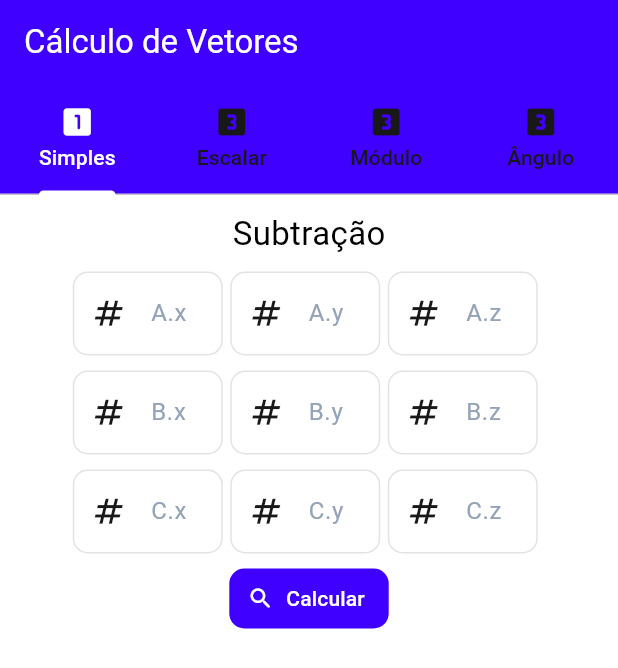
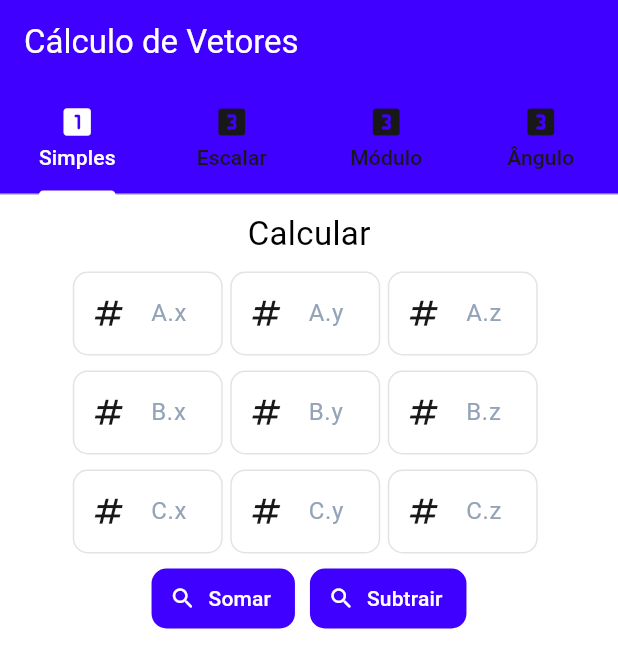
Before and after one commit to MuriloVantini/fl_calculo_vetores, a Flutter app: the screen it shows after launch, on a phone screen of 412 x 824 dp. Shown: the top 668 px of the screen. Run offline on Flutter 3.47's test engine with Material 3 defaults, Android fonts, the phone set to English and light mode, and no system bars.

```diff
--- a/lib/Screens/views.dart
+++ b/lib/Screens/views.dart
@@ -1,7 +1,6 @@
 // ignore_for_file: unused_local_variable, non_constant_identifier_names
 import 'package:calculo_vetores/my_colors.dart';
 import 'package:flutter/material.dart';
-
 
 class Tab2 extends StatefulWidget {
   const Tab2({super.key});
@@ -25,6 +24,7 @@ class _Tab2State extends State<Tab2> {
   final vetA = <double>[];
   final vetB = <double>[];
   final vetC = <double>[];
+  String sinal = "";
 
   void subtracao() {
     vetA.addAll([
@@ -64,6 +64,42 @@ class _Tab2State extends State<Tab2> {
     });
   }
 
+  void soma() {
+    vetA.addAll([
+      double.parse(AXController.text),
+      double.parse(AYController.text),
+      double.parse(AZController.text)
+    ]);
+    vetB.addAll([
+      double.parse(BXController.text),
+      double.parse(BYController.text),
+      double.parse(BZController.text)
+    ]);
+    vetC.addAll([
+      double.parse(CXController.text),
+      double.parse(CYController.text),
+      double.parse(CZController.text)
+    ]);
+    print(vetA.toString());
+    print(vetB.toString());
+    print(vetC.toString());
+
+    for (int i = 0; i < 3; i++) {
+      result.add([
+        vetA[i] + vetB[i],
+        vetB[i] + vetA[i],
+        vetB[i] + vetC[i],
+        vetC[i] + vetB[i],
+        vetC[i] + vetA[i],
+        vetA[i] + vetC[i]
+      ]);
+    }
+
+    setState(() {
+      result;
+    });
+  }
+
   @override
   void initState() {
     super.initState();
@@ -86,7 +122,7 @@ class _Tab2State extends State<Tab2> {
                 child: Column(
                   mainAxisAlignment: MainAxisAlignment.spaceBetween,
                   children: [
-                    _titulo("Subtração", Colors.black),
+                    _titulo("Calcular", Colors.black),
                     const SizedBox(height: 10),
                     Wrap(
                       runSpacing: 10,
@@ -179,8 +215,8 @@ class _Tab2State extends State<Tab2> {
                                     element.clear();
                                   });
                                   result.clear();
-                                  subtracao();
-
+                                  soma();
+                                  sinal = "+";
                                 }
                               },
                               icon: const Icon(
@@ -188,51 +224,82 @@ class _Tab2State extends State<Tab2> {
                                 color: MyColors.white,
                               ),
                               label: const Text(
-                                'Calcular',
+                                'Somar',
+                                style: TextStyle(color: MyColors.white),
+                              )),
+                        ),
+                        const SizedBox(width: 10),
+                        Container(
+                          height: 40,
+                          decoration: const BoxDecoration(
+                              color: MyColors.primary,
+                              borderRadius:
+                                  BorderRadius.all(Radius.circular(10))),
+                          child: TextButton.icon(
+                              onPressed: () {
+                                if (formKey.currentState!.validate()) {
+                                  vetA.clear();
+                                  vetB.clear();
+                                  vetC.clear();
+                                  result.map((element) {
+                                    element.clear();
+                                  });
+                                  result.clear();
+                                  subtracao();
+                                  sinal = "-";
+                                }
+                              },
+                              icon: const Icon(
+                                Icons.search_rounded,
+                                color: MyColors.white,
+                              ),
+                              label: const Text(
+                                'Subtrair',
                                 style: TextStyle(color: MyColors.white),
                               )),
                         ),
                       ],
                     ),
+                    const SizedBox(height: 10),
                     result.isNotEmpty
                         ? Wrap(runSpacing: 10, spacing: 5, children: [
-                            Text("Vetor A.x - Vetor B.x = ${result[0][0]}",
+                            Text("Vetor A.x $sinal Vetor B.x = ${result[0][0]}",
                                 style: style),
-                            Text("Vetor B.x - Vetor A.x = ${result[0][1]}",
+                            Text("Vetor B.x $sinal Vetor A.x = ${result[0][1]}",
                                 style: style),
-                            Text("Vetor B.x - Vetor C.x = ${result[0][2]}",
+                            Text("Vetor B.x $sinal Vetor C.x = ${result[0][2]}",
                                 style: style),
-                            Text("Vetor C.x - Vetor B.x = ${result[0][3]}",
+                            Text("Vetor C.x $sinal Vetor B.x = ${result[0][3]}",
                                 style: style),
-                            Text("Vetor C.x - Vetor A.x = ${result[0][4]}",
+                            Text("Vetor C.x $sinal Vetor A.x = ${result[0][4]}",
                                 style: style),
-                            Text("Vetor A.x - Vetor C.x = ${result[0][5]}",
+                            Text("Vetor A.x $sinal Vetor C.x = ${result[0][5]}",
                                 style: style),
                             const SizedBox(height: 10),
-                            Text("Vetor A.y - Vetor B.y = ${result[1][0]}",
+                            Text("Vetor A.y $sinal Vetor B.y = ${result[1][0]}",
                                 style: style),
-                            Text("Vetor B.y - Vetor A.y = ${result[1][1]}",
+                            Text("Vetor B.y $sinal Vetor A.y = ${result[1][1]}",
                                 style: style),
-                            Text("Vetor B.y - Vetor C.y = ${result[1][2]}",
+                            Text("Vetor B.y $sinal Vetor C.y = ${result[1][2]}",
                                 style: style),
-                            Text("Vetor C.y - Vetor B.y = ${result[1][3]}",
+                            Text("Vetor C.y $sinal Vetor B.y = ${result[1][3]}",
                                 style: style),
-                            Text("Vetor C.y - Vetor A.y = ${result[1][4]}",
+                            Text("Vetor C.y $sinal Vetor A.y = ${result[1][4]}",
                                 style: style),
-                            Text("Vetor A.y - Vetor C.y = ${result[1][5]}",
+                            Text("Vetor A.y $sinal Vetor C.y = ${result[1][5]}",
                                 style: style),
                             const SizedBox(height: 10),
-                            Text("Vetor A.z - Vetor B.z = ${result[2][0]}",
+                            Text("Vetor A.z $sinal Vetor B.z = ${result[2][0]}",
                                 style: style),
-                            Text("Vetor B.z - Vetor A.z = ${result[2][1]}",
+                            Text("Vetor B.z $sinal Vetor A.z = ${result[2][1]}",
                                 style: style),
-                            Text("Vetor B.z - Vetor C.z = ${result[2][2]}",
+                            Text("Vetor B.z $sinal Vetor C.z = ${result[2][2]}",
                                 style: style),
-                            Text("Vetor C.z - Vetor B.z = ${result[2][3]}",
+                            Text("Vetor C.z $sinal Vetor B.z = ${result[2][3]}",
                                 style: style),
-                            Text("Vetor C.z - Vetor A.z = ${result[2][4]}",
+                            Text("Vetor C.z $sinal Vetor A.z = ${result[2][4]}",
                                 style: style),
-                            Text("Vetor A.z - Vetor C.z = ${result[2][5]}",
+                            Text("Vetor A.z $sinal Vetor C.z = ${result[2][5]}",
                                 style: style),
                             const SizedBox(height: 10),
                           ])
```
